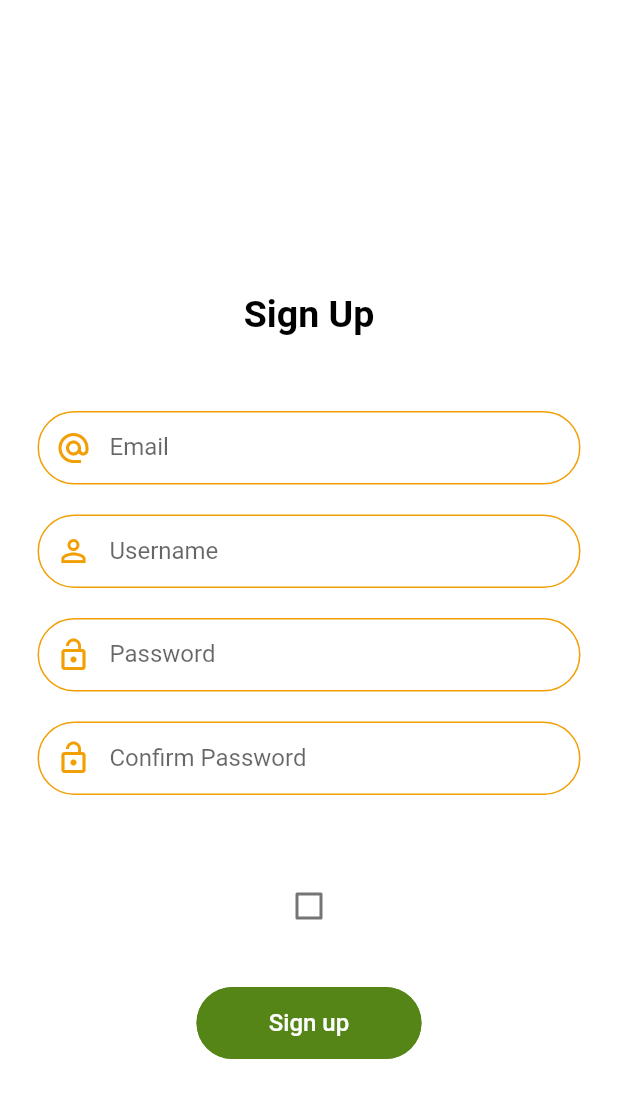
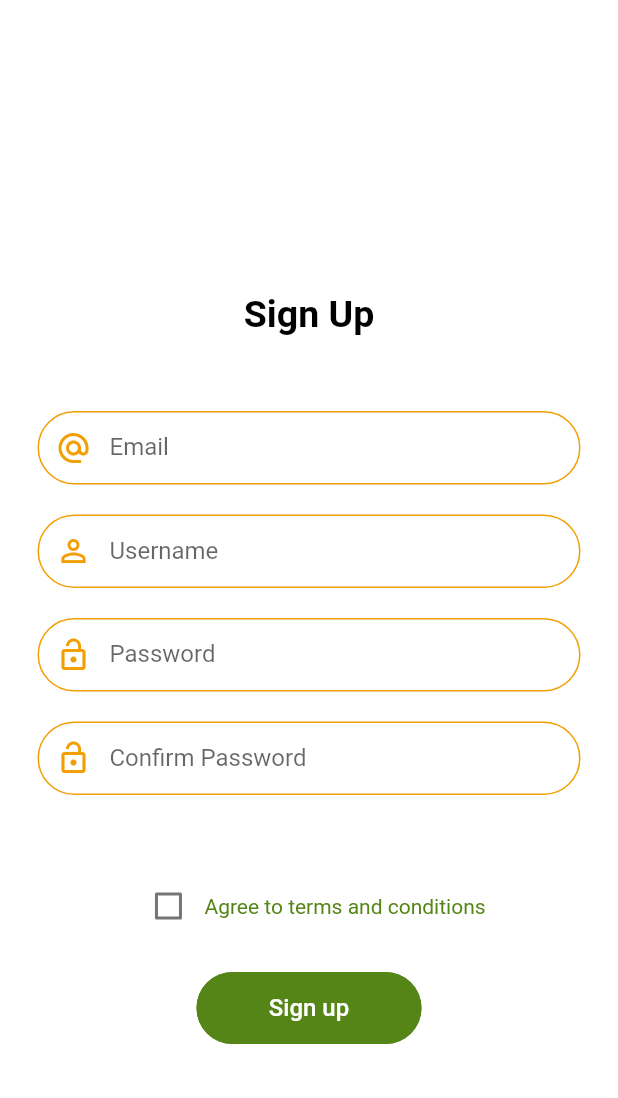
Before and after one commit to shahrukhktk/Recipe-Flutter-App-UI, a Flutter app: the SignupEmailScreen screen opened directly, on a phone screen of 412 x 824 dp. Shown: the top 1098 px of the screen. Run offline on Flutter 3.47's test engine with Material 2 defaults, Android fonts, the phone set to English and light mode, and no system bars.

Commit message:
INIT COMMIT 1. Auth Main Screen Done 2. Login Page Done 3. Signup option page done 4. Sign up with email page done

```diff
--- a/lib/Authentication/signup.dart
+++ b/lib/Authentication/signup.dart
@@ -70,20 +70,25 @@ class _SignupEmailScreenState extends State<SignupEmailScreen> {
 
           Padding(
             padding: const EdgeInsets.only(top: 50.0),
-            child: Checkbox(value: rememberMe,
+            child: Row(
+              mainAxisAlignment: MainAxisAlignment.center,
+              children: [
+                Checkbox(value: rememberMe,
                     activeColor: AppColors.accentcolor,
                     onChanged:(bool newValue){
                       setState(() {
                         rememberMe = newValue;
                       });
+                    }),
                 Text('Agree to terms and conditions', style: TextStyle(
                     fontFamily: 'Roboto', color: AppColors.accentcolor, fontSize: 14, fontWeight: FontWeight.normal,
-                  ),);
-                }),
+                  ),),
+              ],
+            ),
           ),
 
           Padding(
-            padding: const EdgeInsets.only(top: 30.0, right: 20, left: 20),
+            padding: const EdgeInsets.only(top: 20.0, right: 20, left: 20),
             child: Center(
               child: FlatButton(
                 height: 48,
```
Lines whose indentation alone changed are shown as unchanged.
